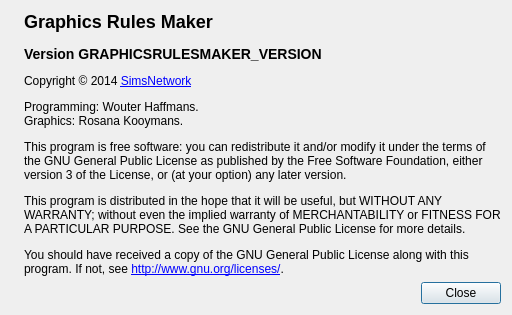
First picture: the form in src/graphicsrulesmakerui/aboutdialog.ui, repository haffmans/graphics-rules-maker, before the edit.
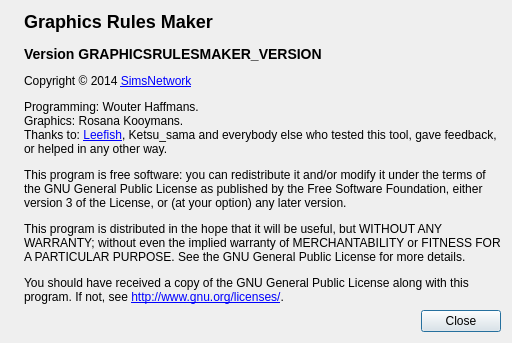
Second picture: the form after the edit. Icons and pictures are not drawn.

Commit message: Add some credits, where due

What changed in the file:
```diff
--- a/src/graphicsrulesmakerui/aboutdialog.ui
+++ b/src/graphicsrulesmakerui/aboutdialog.ui
@@ -39,7 +39,7 @@
 
 &lt;p&gt;Copyright © 2014 &lt;a href=&quot;http://www.simsnetwork.com&quot;&gt;SimsNetwork&lt;/a&gt;&lt;/p&gt;
 
-&lt;p&gt;Programming: Wouter Haffmans.&lt;br/&gt;Graphics: Rosana Kooymans.&lt;/p&gt;
+&lt;p&gt;Programming: Wouter Haffmans.&lt;br/&gt;Graphics: Rosana Kooymans.&lt;br/&gt;Thanks to: &lt;a href=&quot;http://www.leefish.nl/mybb/showthread.php?tid=5446&quot;&gt;Leefish&lt;/a&gt;, Ketsu_sama and everybody else who tested this tool, gave feedback, or helped in any other way.&lt;/p&gt;
 
 &lt;p&gt;This program is free software: you can redistribute it and/or modify it under
 the terms of the GNU General Public License as published by the Free Software
```
